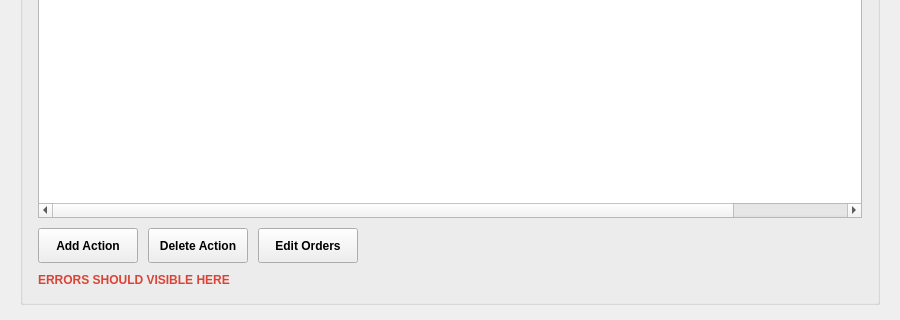
The window that mainwindow.ui (ilpenSE/autoclicker) describes before a commit, drawn with Qt 5; both pictures show x 0 to 900 and y 280 to 600 of the 900 by 600 pixel window.
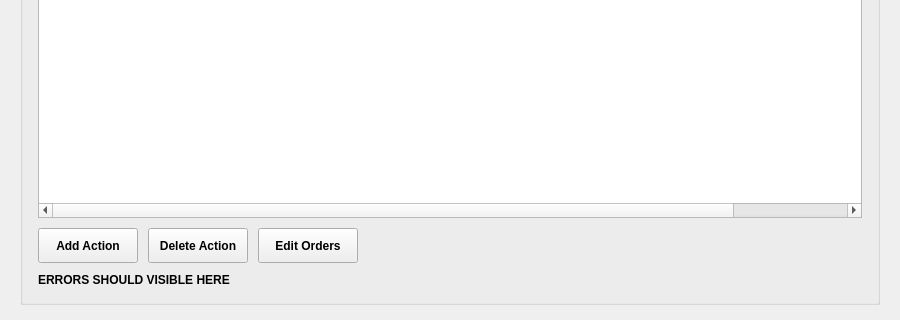
The same window after the commit. Icons and pictures are not drawn.

Patch:
```diff
--- a/mainwindow.ui
+++ b/mainwindow.ui
@@ -245,9 +245,6 @@
            <bold>true</bold>
           </font>
          </property>
-         <property name="styleSheet">
-          <string notr="true">color: #db4335;</string>
-         </property>
          <property name="text">
           <string>ERRORS SHOULD VISIBLE HERE</string>
          </property>
```
